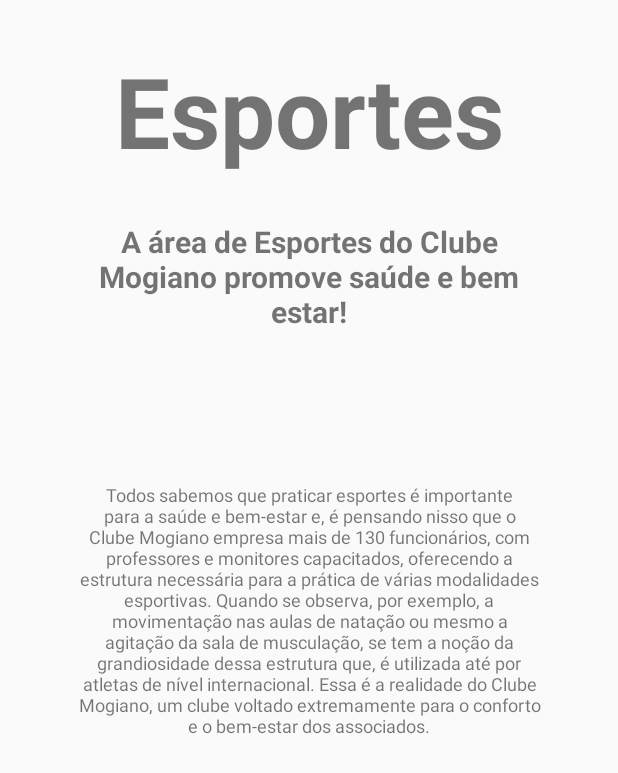
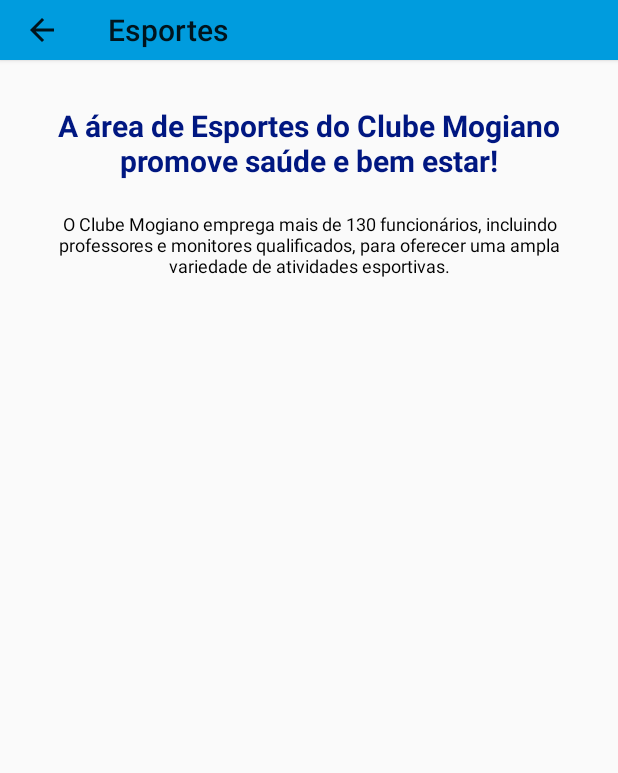
Before and after one commit to tuioliveira/Clube_Mogiano, an Android app built with Jetpack Compose: the SportsActivity screen opened directly, with no data from a screen before it, on a phone screen of 412 x 824 dp. Shown: the top 773 px of the screen. Run offline under Robolectric (Android 15) with nearby library versions, the phone set to English and light mode, and no system bars.

Commit message:
Create Toolbar in Sports Layout

```diff
--- a/app/src/main/java/br/com/clubemogiano/sports/SportsActivity.kt
+++ b/app/src/main/java/br/com/clubemogiano/sports/SportsActivity.kt
@@ -2,6 +2,7 @@ package br.com.clubemogiano.sports
 
 import android.content.Context
 import android.os.Bundle
+import android.view.MenuItem
 import br.com.clubemogiano.databinding.ActivitySportsBinding
 import android.widget.Toast
 import androidx.appcompat.app.AppCompatActivity
@@ -21,8 +22,25 @@ class SportsActivity : AppCompatActivity() {
         binding = ActivitySportsBinding.inflate(layoutInflater)
         setContentView(binding.root)
         showToast(this, "Esportes")
+
+        setSupportActionBar(binding.toolbarSports)
+
+        supportActionBar?.setDisplayHomeAsUpEnabled(true)
+        supportActionBar?.apply {
+            title = "Esportes"
+        }
     }
 
+    override fun onOptionsItemSelected(item: MenuItem): Boolean {
+        // Handle item selection
+        when (item.itemId) {
+            android.R.id.home -> {
+                onBackPressed()
+                return true
+            }
+            else -> return super.onOptionsItemSelected(item)
+        }
+    }
     fun showToast(context: Context, message: String) {
         Toast.makeText(context, message, Toast.LENGTH_SHORT).show()
     }
--- a/app/src/main/java/br/com/clubemogiano/startscreen/StartScreenActivity.kt
+++ b/app/src/main/java/br/com/clubemogiano/startscreen/StartScreenActivity.kt
@@ -27,7 +27,7 @@ class StartScreenActivity : AppCompatActivity() {
         binding = ActivityStartScreenBinding.inflate(layoutInflater)
         setContentView(binding.root)
 
-        setSupportActionBar(binding.toolbar)
+        setSupportActionBar(binding.toolbarStart)
 
         supportActionBar?.apply {
             title = "Clube Mogiano"
--- a/app/src/main/res/layout/activity_sports.xml
+++ b/app/src/main/res/layout/activity_sports.xml
@@ -5,37 +5,34 @@
     android:orientation="vertical">
 
 
-    <TextView
-        android:layout_width="wrap_content"
-        android:layout_height="wrap_content"
-        android:layout_gravity="center"
-        android:layout_marginLeft="50dp"
-        android:layout_marginTop="30dp"
-        android:layout_marginRight="50dp"
-        android:text="Esportes"
-        android:textAlignment="center"
-        android:textSize="65sp"
-        android:textStyle="bold" />
+    <androidx.appcompat.widget.Toolbar
+        android:id="@+id/toolbar_sports"
+        android:layout_width="match_parent"
+        android:layout_height="40dp"
+        android:background="@color/blue_toolbar"
+        android:elevation="2dp"
+        android:theme="@style/ThemeOverlay.AppCompat.ActionBar" />
+
 
     <TextView
         android:layout_width="wrap_content"
         android:layout_height="wrap_content"
         android:layout_gravity="center"
-        android:layout_marginLeft="50dp"
         android:layout_marginTop="30dp"
-        android:layout_marginRight="50dp"
         android:text="A área de Esportes do Clube Mogiano promove saúde e bem estar!"
         android:textAlignment="center"
         android:textSize="20sp"
+        android:textColor="@color/blue_clube"
         android:textStyle="bold" />
 
     <TextView
         android:layout_width="match_parent"
         android:layout_height="wrap_content"
-        android:layout_marginLeft="50dp"
-        android:layout_marginTop="100dp"
-        android:layout_marginRight="50dp"
-        android:text="Todos sabemos que praticar esportes é importante para a saúde e bem-estar e, é pensando nisso que o Clube Mogiano empresa mais de 130 funcionários, com professores e monitores capacitados, oferecendo a estrutura necessária para a prática de várias modalidades esportivas. Quando se observa, por exemplo, a movimentação nas aulas de natação ou mesmo a agitação da sala de musculação, se tem a noção da grandiosidade dessa estrutura que, é utilizada até por atletas de nível internacional. Essa é a realidade do Clube Mogiano, um clube voltado extremamente para o conforto e o bem-estar dos associados."
+        android:layout_marginTop="20dp"
+        android:layout_marginLeft="20dp"
+        android:layout_marginRight="20dp"
+        android:text="O Clube Mogiano emprega mais de 130 funcionários, incluindo professores e monitores qualificados, para oferecer uma ampla variedade de atividades esportivas."
         android:textAlignment="center"
+        android:textColor="@color/black"
         android:textSize="12sp" />
 </LinearLayout>
--- a/app/src/main/res/layout/activity_start_screen.xml
+++ b/app/src/main/res/layout/activity_start_screen.xml
@@ -11,7 +11,7 @@
         android:orientation="vertical">
 
         <androidx.appcompat.widget.Toolbar
-            android:id="@+id/toolbar"
+            android:id="@+id/toolbar_start"
             android:layout_width="match_parent"
             android:layout_height="?attr/actionBarSize"
             android:background="@color/blue_toolbar"
```
